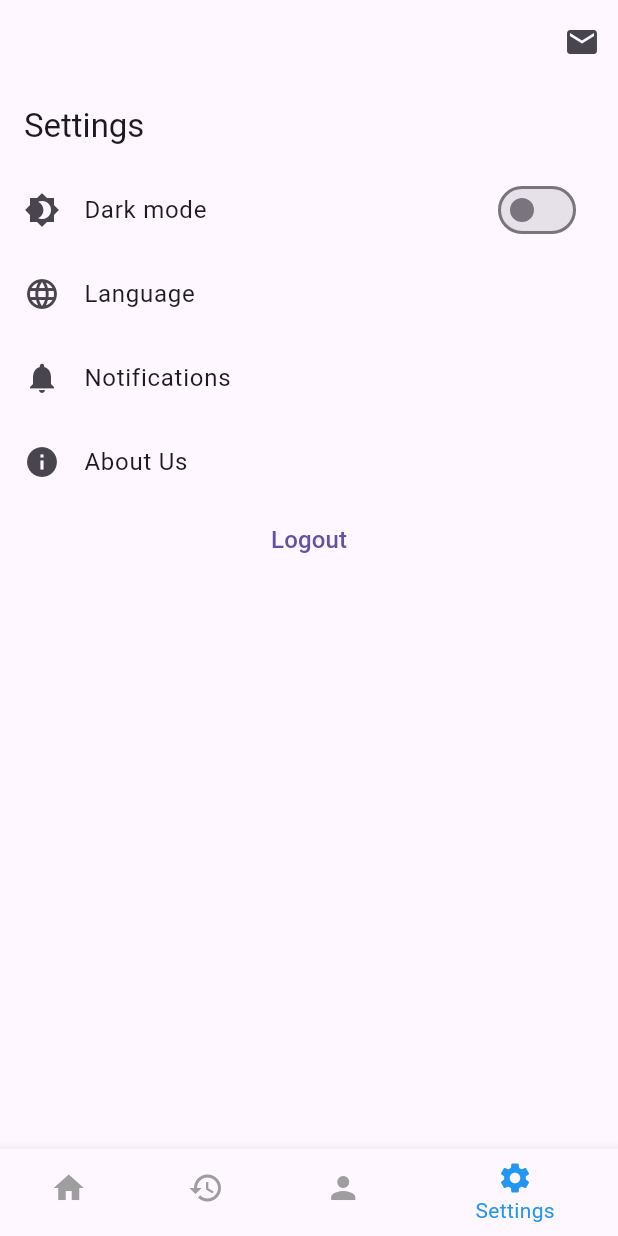
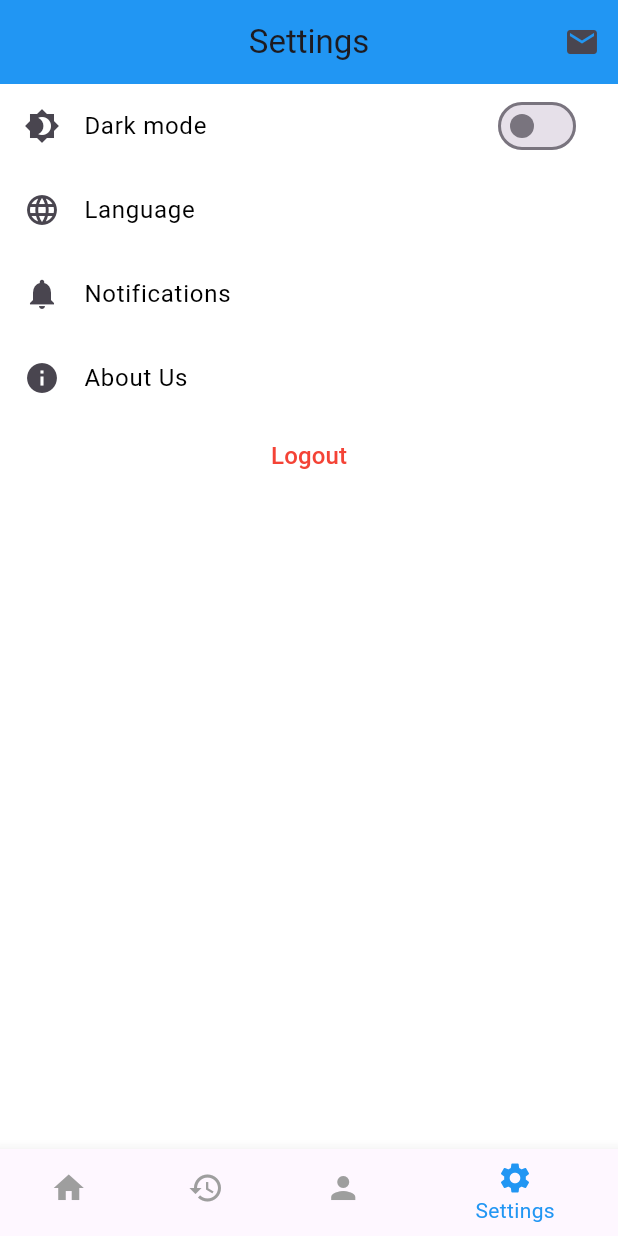
Before and after one commit to FrederickYapiter2411/Clairvoyance--Big-Project, a Flutter app: the Home screen opened directly, item 4 of the bottom bar chosen, on a phone screen of 412 x 824 dp. Run offline on Flutter 3.47's test engine with Material 3 defaults, Android fonts, the phone set to English and light mode, and no system bars; accounts and stored records are empty.

Commit message:
Pembuatan DarkMode dan Buttom Navigation Bar

```diff
--- a/lib/screens/home.dart
+++ b/lib/screens/home.dart
@@ -37,11 +37,15 @@ class _MyHomePageState extends State<Home> {
     });
   }
 
+  List<String> title = ["Home", "Transaction History", "Profile", "Settings"];
+
   @override
   Widget build(BuildContext context) {
     return Scaffold(
       appBar: AppBar(
-        title: Text(username1),
+        centerTitle: true,
+        backgroundColor:  Colors.blue,
+        title: Text(title[_selectedIndex]),
         actions: [
           IconButton(
               onPressed: () {
@@ -58,7 +62,7 @@ class _MyHomePageState extends State<Home> {
         items: const [
           BottomNavigationBarItem(
             icon: Icon(Icons.home),
-            label: 'Beranda',
+            label: 'Home',
           ),
           BottomNavigationBarItem(
             icon: Icon(Icons.history),
@@ -66,7 +70,7 @@ class _MyHomePageState extends State<Home> {
           ),
           BottomNavigationBarItem(
             icon: Icon(Icons.person),
-            label: 'Profil',
+            label: 'Profile',
           ),
           BottomNavigationBarItem(
             icon: Icon(Icons.settings),
--- a/lib/screens/settings.dart
+++ b/lib/screens/settings.dart
@@ -8,45 +8,48 @@ class SettingsPage extends StatefulWidget {
 }
 
 class _SettingsPageState extends State<SettingsPage> {
-  bool _darkMode = false;
+  bool DarkMode = false;
 
   @override
   Widget build(BuildContext context) {
     return Scaffold(
-      appBar: AppBar(
-        title: const Text('Settings'),
-      ),
+      backgroundColor: DarkMode ? Colors.black : Colors.white,
       body: ListView(
         children: [
           ListTile(
             leading: const Icon(Icons.brightness_4),
-            title: const Text('Dark mode'),
+            title: Text('Dark mode',
+            style: TextStyle(color: !DarkMode ? Colors.black : Colors.white ),),
             trailing: Switch(
-              value: _darkMode,
+              value: DarkMode,
               onChanged: (value) {
                 setState(() {
-                  _darkMode = value;
+                  DarkMode = value;
                 });
               },
+
             ),
           ),
           ListTile(
             leading: const Icon(Icons.language),
-            title: const Text('Language'),
+            title:  Text('Language',
+            style: TextStyle(color: !DarkMode ? Colors.black : Colors.white ),),
             onTap: () {
               // Handle language selection
             },
           ),
           ListTile(
             leading: const Icon(Icons.notifications),
-            title: const Text('Notifications'),
+            title:  Text('Notifications',
+            style: TextStyle(color: !DarkMode ? Colors.black : Colors.white ),),
             onTap: () {
               // Handle notifications settings
             },
           ),
           ListTile(
             leading: const Icon(Icons.info),
-            title: const Text('About Us'),
+            title:  Text('About Us',
+            style: TextStyle(color: !DarkMode ? Colors.black : Colors.white ),),
             onTap: () {
               // Handle notifications settings
             },
@@ -56,7 +59,7 @@ class _SettingsPageState extends State<SettingsPage> {
                 Navigator.of(context).pushAndRemoveUntil(MaterialPageRoute(builder: (context) => Login(),), (route) => false);
               },
               child:
-              const Text("Logout",style: TextStyle(fontSize: 16.0)),
+              const Text("Logout",style: TextStyle(fontSize: 16.0, color: Colors.red)),
           ),
         ],
       ),
```
